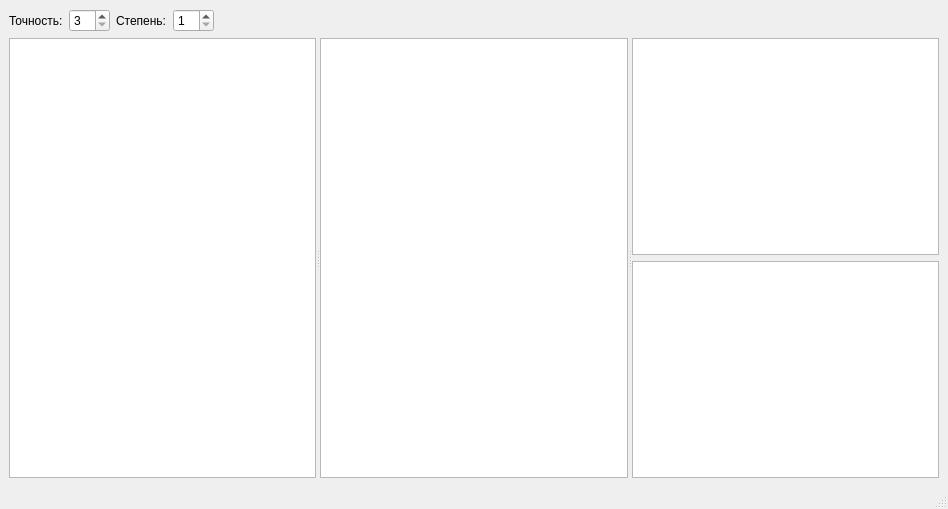
First picture: the form in mainwindow.ui, repository XRay3D/Polynomial, before the edit.
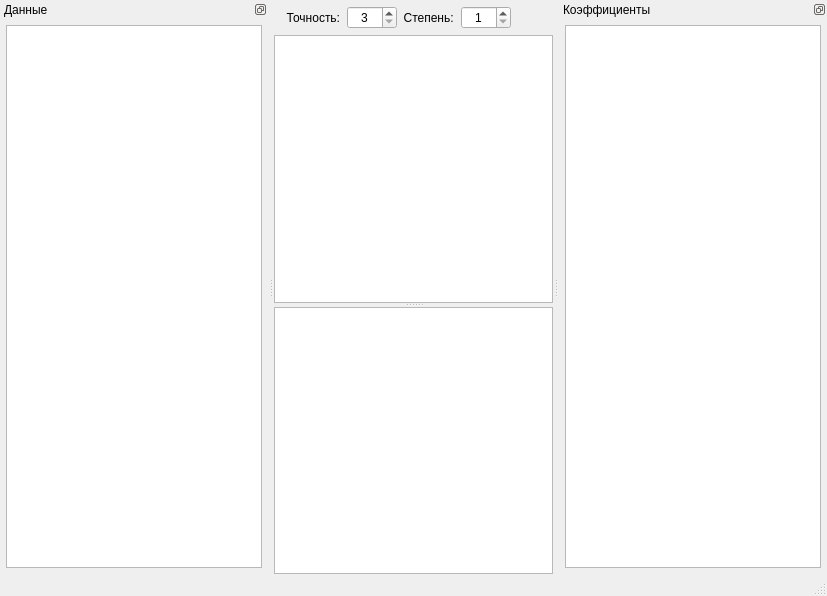
Second picture: the form after the edit. Custom widgets are drawn as their Qt base class.

```diff
--- a/mainwindow.ui
+++ b/mainwindow.ui
@@ -6,8 +6,8 @@
    <rect>
     <x>0</x>
     <y>0</y>
-    <width>948</width>
-    <height>509</height>
+    <width>827</width>
+    <height>596</height>
    </rect>
   </property>
   <property name="windowTitle">
@@ -15,17 +15,53 @@
   </property>
   <widget class="QWidget" name="centralwidget">
    <layout class="QVBoxLayout" name="verticalLayout">
+    <property name="spacing">
+     <number>0</number>
+    </property>
+    <property name="leftMargin">
+     <number>0</number>
+    </property>
+    <property name="topMargin">
+     <number>0</number>
+    </property>
+    <property name="rightMargin">
+     <number>0</number>
+    </property>
+    <property name="bottomMargin">
+     <number>0</number>
+    </property>
     <item>
-     <layout class="QHBoxLayout" name="horizontalLayout">
+     <layout class="QHBoxLayout" name="horizontalLayout" stretch="0,0,0,0,0">
+      <property name="leftMargin">
+       <number>6</number>
+      </property>
+      <property name="topMargin">
+       <number>6</number>
+      </property>
+      <property name="rightMargin">
+       <number>6</number>
+      </property>
+      <property name="bottomMargin">
+       <number>6</number>
+      </property>
       <item>
        <widget class="QLabel" name="label">
         <property name="text">
-         <string>Точность:</string>
+         <string>  Точность:  </string>
         </property>
        </widget>
       </item>
       <item>
        <widget class="QSpinBox" name="sbxPrec">
+        <property name="minimumSize">
+         <size>
+          <width>50</width>
+          <height>0</height>
+         </size>
+        </property>
+        <property name="alignment">
+         <set>Qt::AlignCenter</set>
+        </property>
         <property name="minimum">
          <number>3</number>
         </property>
@@ -37,12 +73,21 @@
       <item>
        <widget class="QLabel" name="label_2">
         <property name="text">
-         <string>Степень:</string>
+         <string>  Степень:  </string>
         </property>
        </widget>
       </item>
       <item>
        <widget class="QSpinBox" name="sbxDeg">
+        <property name="minimumSize">
+         <size>
+          <width>50</width>
+          <height>0</height>
+         </size>
+        </property>
+        <property name="alignment">
+         <set>Qt::AlignCenter</set>
+        </property>
         <property name="minimum">
          <number>1</number>
         </property>
@@ -56,6 +101,9 @@
         <property name="orientation">
          <enum>Qt::Horizontal</enum>
         </property>
+        <property name="sizeType">
+         <enum>QSizePolicy::Expanding</enum>
+        </property>
         <property name="sizeHint" stdset="0">
          <size>
           <width>40</width>
@@ -69,20 +117,10 @@
     <item>
      <widget class="QSplitter" name="splitter">
       <property name="orientation">
-       <enum>Qt::Horizontal</enum>
+       <enum>Qt::Vertical</enum>
       </property>
-      <widget class="QTableView" name="tableView"/>
-      <widget class="QTableView" name="tableView_2"/>
-      <widget class="QWidget" name="verticalLayoutWidget">
-       <layout class="QVBoxLayout" name="verticalLayout_2">
-        <item>
-         <widget class="View" name="gvData"/>
-        </item>
-        <item>
-         <widget class="View" name="gvDelta"/>
-        </item>
-       </layout>
-      </widget>
+      <widget class="ChartView" name="gvData"/>
+      <widget class="ChartView" name="gvDelta"/>
      </widget>
     </item>
    </layout>
@@ -92,16 +130,76 @@
     <rect>
      <x>0</x>
      <y>0</y>
-     <width>948</width>
+     <width>827</width>
      <height>20</height>
     </rect>
    </property>
   </widget>
   <widget class="QStatusBar" name="statusbar"/>
+  <widget class="QDockWidget" name="dockWidget">
+   <property name="features">
+    <set>QDockWidget::DockWidgetFloatable|QDockWidget::DockWidgetMovable</set>
+   </property>
+   <property name="windowTitle">
+    <string>Данные</string>
+   </property>
+   <attribute name="dockWidgetArea">
+    <number>1</number>
+   </attribute>
+   <widget class="QWidget" name="dockWidgetContents">
+    <layout class="QVBoxLayout" name="verticalLayout_4">
+     <property name="leftMargin">
+      <number>6</number>
+     </property>
+     <property name="topMargin">
+      <number>6</number>
+     </property>
+     <property name="rightMargin">
+      <number>6</number>
+     </property>
+     <property name="bottomMargin">
+      <number>6</number>
+     </property>
+     <item>
+      <widget class="QTableView" name="tableView"/>
+     </item>
+    </layout>
+   </widget>
+  </widget>
+  <widget class="QDockWidget" name="dockWidget_2">
+   <property name="features">
+    <set>QDockWidget::DockWidgetFloatable|QDockWidget::DockWidgetMovable</set>
+   </property>
+   <property name="windowTitle">
+    <string>Коэффициенты </string>
+   </property>
+   <attribute name="dockWidgetArea">
+    <number>2</number>
+   </attribute>
+   <widget class="QWidget" name="dockWidgetContents_2">
+    <layout class="QVBoxLayout" name="verticalLayout_3">
+     <property name="leftMargin">
+      <number>6</number>
+     </property>
+     <property name="topMargin">
+      <number>6</number>
+     </property>
+     <property name="rightMargin">
+      <number>6</number>
+     </property>
+     <property name="bottomMargin">
+      <number>6</number>
+     </property>
+     <item>
+      <widget class="QTableView" name="tableView_2"/>
+     </item>
+    </layout>
+   </widget>
+  </widget>
  </widget>
  <customwidgets>
   <customwidget>
-   <class>View</class>
+   <class>ChartView</class>
    <extends>QGraphicsView</extends>
    <header>view.h</header>
   </customwidget>
```
